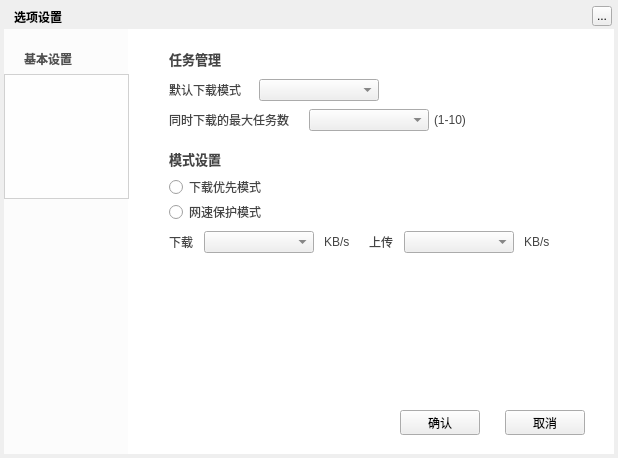
First picture: the form in TTKModule/TTKWidget/downloadUiKits/downloadsettingwidget.ui, repository Greedysky/TTKDownloader, before the edit.
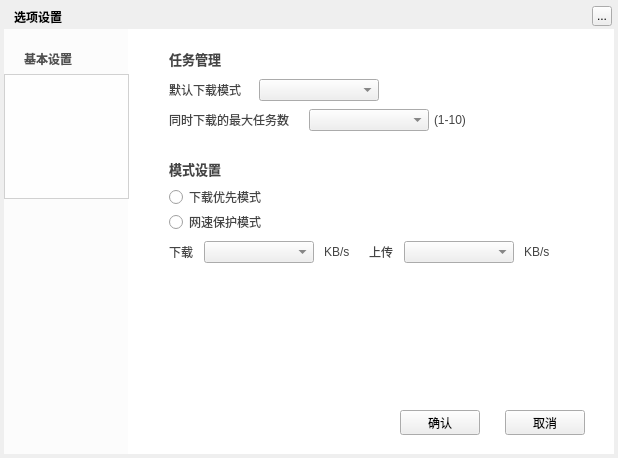
Second picture: the form after the edit. The open tabs and pages were chosen to show the change. Custom widgets are drawn as their Qt base class.

The edit to the form file:
```diff
--- a/TTKModule/TTKWidget/downloadUiKits/downloadsettingwidget.ui
+++ b/TTKModule/TTKWidget/downloadUiKits/downloadsettingwidget.ui
@@ -489,7 +489,7 @@
      <property name="geometry">
       <rect>
        <x>180</x>
-       <y>205</y>
+       <y>215</y>
        <width>31</width>
        <height>16</height>
       </rect>
@@ -502,7 +502,7 @@
      <property name="geometry">
       <rect>
        <x>25</x>
-       <y>205</y>
+       <y>215</y>
        <width>31</width>
        <height>16</height>
       </rect>
@@ -515,7 +515,7 @@
      <property name="geometry">
       <rect>
        <x>25</x>
-       <y>175</y>
+       <y>185</y>
        <width>110</width>
        <height>16</height>
       </rect>
@@ -528,7 +528,7 @@
      <property name="geometry">
       <rect>
        <x>225</x>
-       <y>205</y>
+       <y>215</y>
        <width>31</width>
        <height>16</height>
       </rect>
@@ -541,7 +541,7 @@
      <property name="geometry">
       <rect>
        <x>380</x>
-       <y>205</y>
+       <y>215</y>
        <width>31</width>
        <height>16</height>
       </rect>
@@ -554,7 +554,7 @@
      <property name="geometry">
       <rect>
        <x>60</x>
-       <y>202</y>
+       <y>212</y>
        <width>110</width>
        <height>22</height>
       </rect>
@@ -564,7 +564,7 @@
      <property name="geometry">
       <rect>
        <x>260</x>
-       <y>202</y>
+       <y>212</y>
        <width>110</width>
        <height>22</height>
       </rect>
@@ -574,7 +574,7 @@
      <property name="geometry">
       <rect>
        <x>25</x>
-       <y>150</y>
+       <y>160</y>
        <width>110</width>
        <height>16</height>
       </rect>
@@ -587,7 +587,7 @@
      <property name="geometry">
       <rect>
        <x>25</x>
-       <y>120</y>
+       <y>130</y>
        <width>415</width>
        <height>20</height>
       </rect>
```
Left out of the diff: 16 changed lines with no effect on the pictures.
